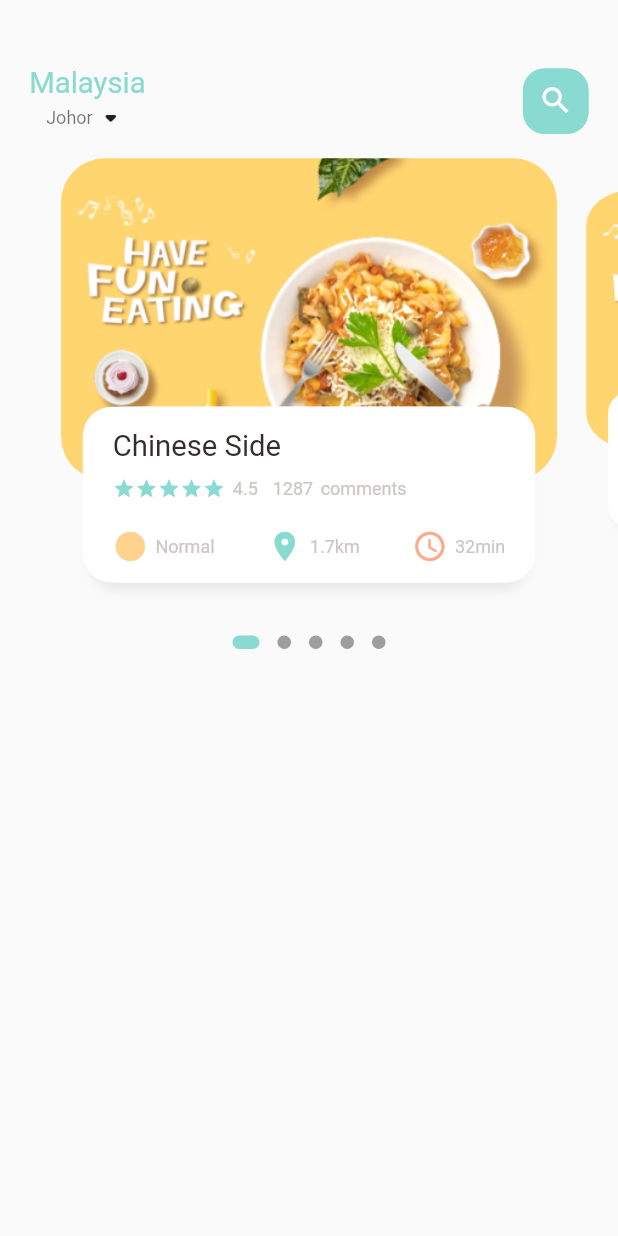
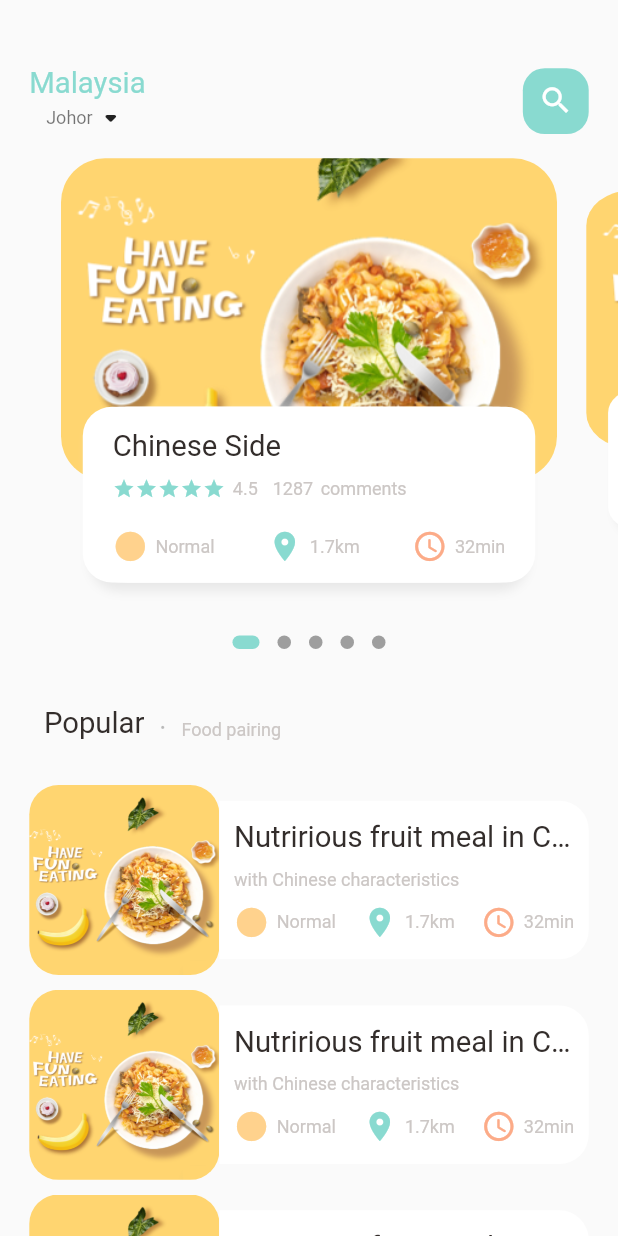
Before and after one commit to MINGSHENG1998/flutter_ecom_app, a Flutter app: the screen it shows after launch, on a phone screen of 412 x 824 dp. Run offline on Flutter 3.47's test engine with Material 2 defaults, Android fonts, the phone set to English and light mode, and no system bars; drawn by our look-alikes of dots_indicator; our stand-ins replace get.

Commit message:
added popular restaurant list

```diff
--- a/lib/home/food_page_body.dart
+++ b/lib/home/food_page_body.dart
@@ -35,6 +35,7 @@
     });
     return Column(
       children: [
+        //carousel
         Container(
           height: Dimensions.pageView,
           child: PageView.builder(
@@ -44,6 +45,7 @@
                 return _buildPageItem(position);
               }),
         ),
+        //page indicator
         DotsIndicator(
           dotsCount: 5,
           position: _currPageValue,
@@ -54,7 +56,108 @@
             activeShape: RoundedRectangleBorder(
                 borderRadius: BorderRadius.circular(5.0)),
           ),
-        )
+        ),
+        //Popular Text
+        SizedBox(
+          height: Dimensions.height30,
+        ),
+        Container(
+          margin: EdgeInsets.only(left: Dimensions.width30),
+          child: Row(crossAxisAlignment: CrossAxisAlignment.end, children: [
+            BigText(text: "Popular"),
+            SizedBox(width: Dimensions.width10),
+            Container(
+                margin: const EdgeInsets.only(bottom: 3),
+                child: BigText(
+                  text: ".",
+                  color: Colors.black26,
+                )),
+            SizedBox(width: Dimensions.width10),
+            Container(
+              child: SmallText(text: "Food pairing"),
+            )
+          ]),
+        ),
+        SizedBox(
+          height: Dimensions.height30,
+        ),
+        //List
+        ListView.builder(
+              physics: NeverScrollableScrollPhysics(),
+              shrinkWrap: true,
+              itemCount: 10,
+              itemBuilder: (context, index) {
+                return Container(
+                  margin: EdgeInsets.only(
+                      left: Dimensions.width20,
+                      right: Dimensions.width20,
+                      bottom: Dimensions.height10),
+                  child: Row(children: [
+                    //image section
+                    Container(
+                        width: Dimensions.listViewImgSize,
+                        height: Dimensions.listViewImgSize,
+                        decoration: BoxDecoration(
+                          borderRadius:
+                              BorderRadius.circular(Dimensions.radius20),
+                          color: Colors.white38,
+                          image: DecorationImage(
+                              fit: BoxFit.cover,
+                              image: AssetImage("assets/image/food0.png")),
+                        )),
+                    //text section
+                    Expanded(
+                      child: Container(
+                        height: Dimensions.listViewTextContSize,
+                        decoration: BoxDecoration(
+                          borderRadius: BorderRadius.only(
+                              topRight: Radius.circular(Dimensions.radius20),
+                              bottomRight:
+                                  Radius.circular(Dimensions.radius20)),
+                          color: Colors.white,
+                        ),
+                        child: Padding(
+                          padding: EdgeInsets.only(
+                              left: Dimensions.width10,
+                              right: Dimensions.width10),
+                          child: Column(
+                              crossAxisAlignment: CrossAxisAlignment.start,
+                              mainAxisAlignment: MainAxisAlignment.center,
+                              children: [
+                                BigText(text: "Nutririous fruit meal in China"),
+                                SizedBox(
+                                  height: Dimensions.height10,
+                                ),
+                                SmallText(text: "with Chinese characteristics"),
+                                SizedBox(
+                                  height: Dimensions.height10,
+                                ),
+                                Row(
+                                  mainAxisAlignment:
+                                      MainAxisAlignment.spaceBetween,
+                                  children: [
+                                    IconAndTextWidget(
+                                        icon: Icons.circle_sharp,
+                                        iconColor: AppColors.iconColor1,
+                                        text: "Normal"),
+                                    IconAndTextWidget(
+                                        icon: Icons.location_on,
+                                        iconColor: AppColors.mainColor,
+                                        text: "1.7km"),
+                                    IconAndTextWidget(
+                                        icon: Icons.access_time_rounded,
+                                        iconColor: AppColors.iconColor2,
+                                        text: "32min"),
+                                  ],
+                                )
+                              ]),
+                        ),
+                      ),
+                    ),
+                  ]),
+                );
+              }),
+
       ],
     );
   }
--- a/lib/home/main_food_page.dart
+++ b/lib/home/main_food_page.dart
@@ -53,7 +53,9 @@
                 ],
               )),
         ),
-        FoodPageBody(),
+        Expanded(child: SingleChildScrollView(
+          child: FoodPageBody(),
+        ))
       ],
     ));
   }
--- a/lib/utils/dimensions.dart
+++ b/lib/utils/dimensions.dart
@@ -29,4 +29,8 @@
   static double radius30 = screenHeight/28.13;
 
   static double iconSize24 = screenHeight/35.17;
+
+  //list view size
+  static double listViewImgSize = screenWidth/3.25;
+  static double listViewTextContSize = screenWidth/3.9;
 }
```
